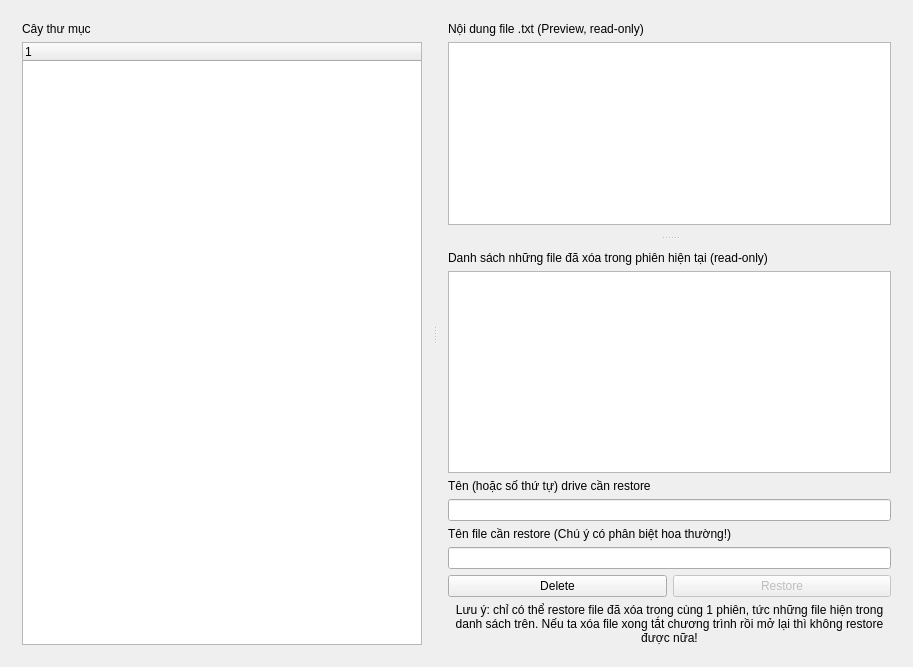
This is Qt_GUI.ui in m0nters/OS_HCMUS_Lab02-Partition_detection_GUI as Qt 5 draws it before an edit. The edited form follows.
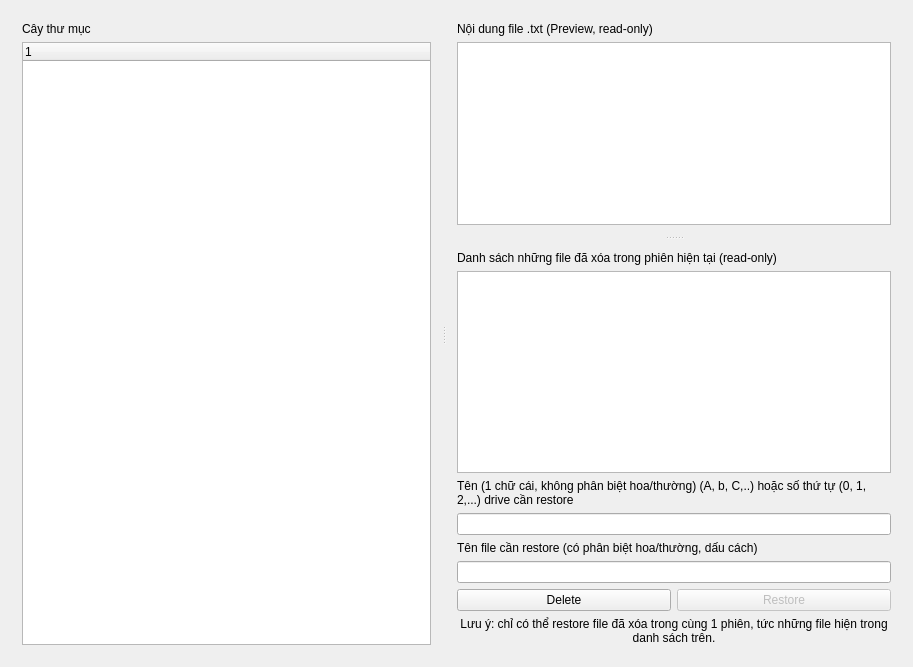
This is the edited form.

The edit to the form file:
```diff
--- a/Qt_GUI.ui
+++ b/Qt_GUI.ui
@@ -124,7 +124,10 @@
                <item>
                 <widget class="QLabel" name="drive_input_label">
                  <property name="text">
-                  <string>Tên (hoặc số thứ tự) drive cần restore </string>
+                  <string>Tên (1 chữ cái, không phân biệt hoa/thường) (A, b, C,..) hoặc số thứ tự (0, 1, 2,...) drive cần restore</string>
+                 </property>
+                 <property name="wordWrap">
+                  <bool>true</bool>
                  </property>
                  <property name="buddy">
                   <cstring>drive_input</cstring>
@@ -141,7 +144,10 @@
                <item>
                 <widget class="QLabel" name="name_input_label">
                  <property name="text">
-                  <string>Tên file cần restore (Chú ý có phân biệt hoa thường!)</string>
+                  <string>Tên file cần restore (có phân biệt hoa/thường, dấu cách)</string>
+                 </property>
+                 <property name="wordWrap">
+                  <bool>true</bool>
                  </property>
                  <property name="buddy">
                   <cstring>name_input</cstring>
@@ -181,7 +187,7 @@
          <item>
           <widget class="QLabel" name="notice_sign">
            <property name="text">
-            <string>Lưu ý: chỉ có thể restore file đã xóa trong cùng 1 phiên, tức những file hiện trong danh sách trên. Nếu ta xóa file xong tắt chương trình rồi mở lại thì không restore được nữa!</string>
+            <string>Lưu ý: chỉ có thể restore file đã xóa trong cùng 1 phiên, tức những file hiện trong danh sách trên.</string>
            </property>
            <property name="alignment">
             <set>Qt::AlignmentFlag::AlignCenter</set>
```
